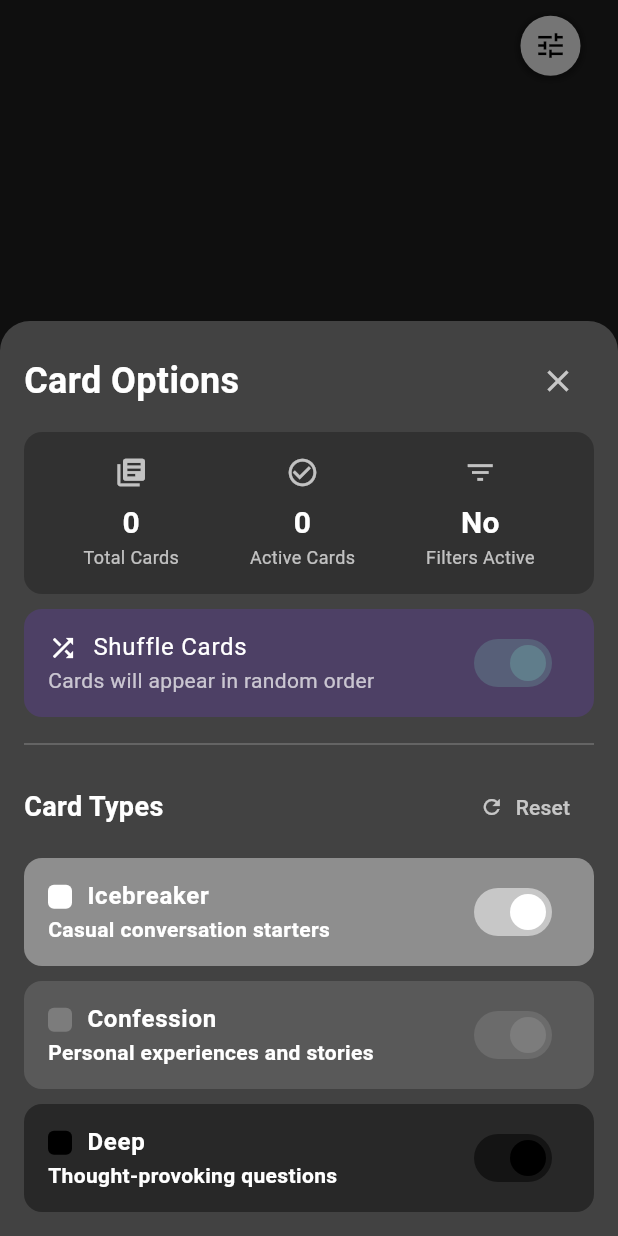
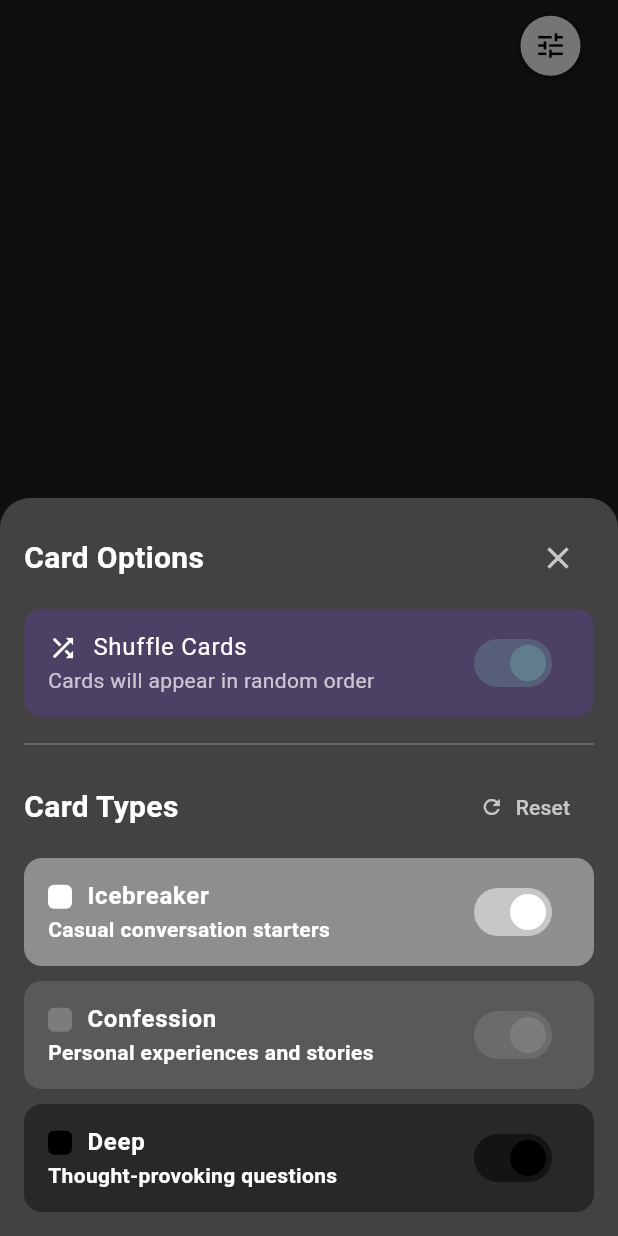
Before and after one commit to Tortillachief/Deep, a Flutter app: the screen it shows after launch, after a tap on the "tune" icon, on a phone screen of 412 x 824 dp. Run offline on Flutter 3.47's test engine with Material 3 defaults, Android fonts, the phone set to English and light mode, and no system bars; our stand-ins replace drift, shared_preferences; accounts and stored records are empty; generated files the repository leaves out were written again.

```diff
--- a/lib/widgets/options_menu.dart
+++ b/lib/widgets/options_menu.dart
@@ -37,7 +37,7 @@ class OptionsMenu extends StatelessWidget {
                   const Text(
                     'Card Options',
                     style: TextStyle(
-                      fontSize: 24,
+                      fontSize: 20,
                       fontWeight: FontWeight.bold,
                       color: Colors.white,
                     ),
@@ -50,39 +50,6 @@ class OptionsMenu extends StatelessWidget {
                     },
                   ),
                 ],
-              ),
-
-              // Stats section
-              Container(
-                padding: const EdgeInsets.all(16),
-                decoration: BoxDecoration(
-                  color: Colors.black26,
-                  borderRadius: BorderRadius.circular(12),
-                ),
-                child: Row(
-                  mainAxisAlignment: MainAxisAlignment.spaceAround,
-                  children: [
-                    _buildStatTile(
-                      title: 'Total Cards',
-                      value: cardService.cards.length.toString(),
-                      icon: Icons.library_books,
-                    ),
-                    _buildStatTile(
-                      title: 'Active Cards',
-                      value: cardService.filteredCards.length.toString(),
-                      icon: Icons.check_circle_outline,
-                    ),
-                    _buildStatTile(
-                      title: 'Filters Active',
-                      value: (!settingsProvider.showIcebreakers ||
-                              !settingsProvider.showConfessions ||
-                              !settingsProvider.showDeeps)
-                          ? 'Yes'
-                          : 'No',
-                      icon: Icons.filter_list,
-                    ),
-                  ],
-                ),
               ),
 
               // Shuffle toggle
@@ -136,7 +103,7 @@ class OptionsMenu extends StatelessWidget {
                   const Text(
                     'Card Types',
                     style: TextStyle(
-                      fontSize: 18,
+                      fontSize: 20,
                       fontWeight: FontWeight.bold,
                       color: Colors.white,
                     ),
```
